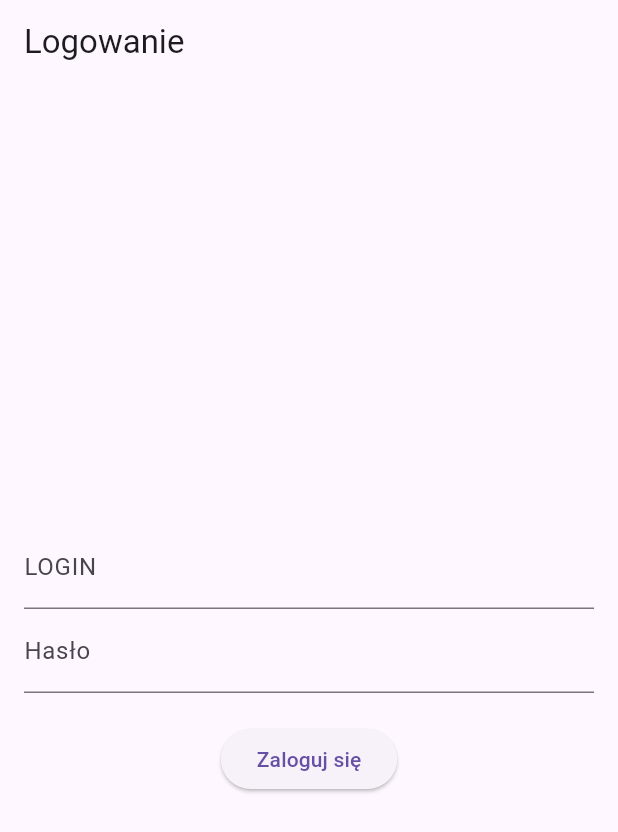
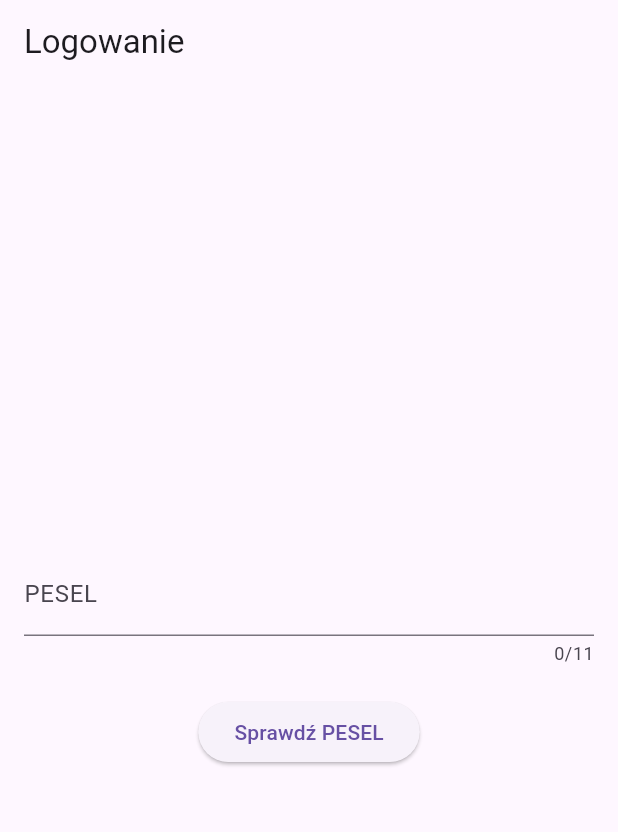
Before and after one commit to RobertWozniakk/Electoral_vote_counting_support_system, a Flutter app: the screen it shows after launch, on a phone screen of 412 x 824 dp. Shown: the top 832 px of the screen. Run offline on Flutter 3.47's test engine with Material 3 defaults, Android fonts, the phone set to English and light mode, and no system bars; our stand-ins replace camera, dio; network calls fail.

Commit message:
logowanie za pomoca peselu

```diff
--- a/Inzynierka/lib/screens/login_screen.dart
+++ b/Inzynierka/lib/screens/login_screen.dart
@@ -1,6 +1,7 @@
 import 'package:flutter/material.dart';
-import 'main_screen.dart';
-
+import 'package:flutter/services.dart';
+import '../fastapi/api_service.dart';  // Zaimportuj ApiService do sprawdzania PESEL
+import 'main_screen.dart';  // Przekierowanie po poprawnym PESEL
 
 class LoginScreen extends StatefulWidget {
   @override
@@ -9,36 +10,32 @@ class LoginScreen extends StatefulWidget {
 
 class _LoginScreenState extends State<LoginScreen> {
   final _formKey = GlobalKey<FormState>();
-  final _usernameController = TextEditingController();
-  final _passwordController = TextEditingController();
+  final _peselController = TextEditingController();
 
-  void _login() async {
+  // Funkcja do walidacji PESEL
+  void _validatePesel() async {
     if (_formKey.currentState!.validate()) {
       ScaffoldMessenger.of(context).showSnackBar(
-        SnackBar(content: Text("Logowanie...")),
+        SnackBar(content: Text("Sprawdzanie PESEL...")),
       );
 
-      await Future.delayed(Duration(seconds: 1)); // Symulacja opóźnienia
+      // Użycie ApiService do walidacji PESEL
+      final isValid = await ApiService.validatePesel(_peselController.text);
 
-      const mockUsername = "testuser";
-      const mockPassword = "testpassword";
-
-      if (_usernameController.text == mockUsername &&
-          _passwordController.text == mockPassword) {
+      if (isValid) {
         ScaffoldMessenger.of(context).showSnackBar(
-          SnackBar(content: Text("Zalogowano pomyślnie")),
+          SnackBar(content: Text("PESEL jest poprawny!")),
         );
-
-        // Przejdź do MainScreen z nazwą użytkownika
+        // Przejdź na kolejny ekran (MainScreen)
         Navigator.push(
           context,
           MaterialPageRoute(
-            builder: (context) => MainScreen(username: _usernameController.text),
+            builder: (context) => MainScreen(pesel: _peselController.text),
           ),
         );
       } else {
         ScaffoldMessenger.of(context).showSnackBar(
-          SnackBar(content: Text("Niepoprawna nazwa użytkownika lub hasło")),
+          SnackBar(content: Text("PESEL jest niepoprawny.")),
         );
       }
     }
@@ -56,32 +53,25 @@ class _LoginScreenState extends State<LoginScreen> {
             mainAxisAlignment: MainAxisAlignment.center,
             children: [
               TextFormField(
-                controller: _usernameController,
-                decoration: InputDecoration(labelText: "LOGIN"),
-                autocorrect: false,
-                enableSuggestions: false,
+                controller: _peselController,
+                decoration: InputDecoration(labelText: "PESEL"),
+                maxLength: 11,
+                keyboardType: TextInputType.number,
+                inputFormatters: [FilteringTextInputFormatter.digitsOnly], // Pozwól tylko na cyfry
                 validator: (value) {
                   if (value == null || value.isEmpty) {
-                    return "Wprowadź nazwę użytkownika";
+                    return "Wprowadź numer PESEL";
                   }
-                  return null;
-                },
-              ),
-              TextFormField(
-                controller: _passwordController,
-                decoration: InputDecoration(labelText: "Hasło"),
-                obscureText: true,
-                validator: (value) {
-                  if (value == null || value.isEmpty) {
-                    return "Wprowadź hasło";
+                  if (value.length != 11) {
+                    return "PESEL musi mieć 11 znaków";
                   }
                   return null;
                 },
               ),
               SizedBox(height: 20),
               ElevatedButton(
-                onPressed: _login,
-                child: Text("Zaloguj się"),
+                onPressed: _validatePesel,
+                child: Text("Sprawdź PESEL"),
               ),
             ],
           ),
--- a/Inzynierka/lib/screens/main_screen.dart
+++ b/Inzynierka/lib/screens/main_screen.dart
@@ -3,9 +3,9 @@ import 'package:camera/camera.dart';
 
 
 class MainScreen extends StatefulWidget {
-  final String username;
+  final String pesel;
 
-  MainScreen({required this.username});
+  MainScreen({required this.pesel});
 
   @override
   _MainScreenState createState() => _MainScreenState();
@@ -13,12 +13,19 @@ class MainScreen extends StatefulWidget {
 
 class _MainScreenState extends State<MainScreen> {
   final List<String> candidates = []; // String przechowujący listę kandydatów
-
+  final int maxCandidates = 14;
   // Dodawanie kandydatów
   void _addCandidate(String name) {
-    setState(() {
-      candidates.add(name);
-    });
+    if (candidates.length < maxCandidates) {
+      setState(() {
+        candidates.add(name);
+      });
+    } else {
+      // Wyświetl komunikat, że osiągnięto limit
+      ScaffoldMessenger.of(context).showSnackBar(
+        SnackBar(content: Text("Osiągnięto maksymalną liczbę kandydatów ($maxCandidates).")),
+      );
+    }
   }
 
   // Usuwanie kandydatów
@@ -73,7 +80,7 @@ class _MainScreenState extends State<MainScreen> {
           crossAxisAlignment: CrossAxisAlignment.start,
           children: [
             Text(
-              "Witaj, ${widget.username}, wprowadź dane kandydatów.",
+              "Witaj, ${widget.pesel}, wprowadź dane kandydatów.",
               style: TextStyle(fontSize: 20),
             ),
             SizedBox(height: 20),
```
Also changed, not shown: 2 other files.
